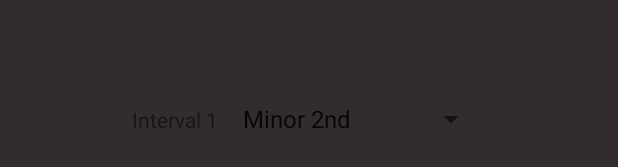
After one commit to johncrawley/Synth_Droid, an Android app: the layout fragment_arpeggiator_settings.xml on its own in the app's theme, with its tools: preview values and no code run, on a phone screen of 412 x 824 dp. The commit adds this screen. Shown: the part 504-671 px from the top of the screen. Run offline under Robolectric (Android 15) with nearby library versions, the phone set to English and light mode, and no system bars.

Commit message:
Created dialog fragment for arpeggiator settings.

```diff
--- /dev/null
+++ b/app/src/main/java/com/jcrawley/synthdroid/fragment/ArpeggiatorSettingsDialogFragment.java
@@ -0,0 +1,34 @@
+package com.jcrawley.synthdroid.fragment;
+
+import android.os.Bundle;
+import android.view.LayoutInflater;
+import android.view.View;
+import android.view.ViewGroup;
+
+import androidx.annotation.NonNull;
+import androidx.annotation.Nullable;
+import androidx.fragment.app.DialogFragment;
+
+import com.jcrawley.synthdroid.R;
+
+public class ArpeggiatorSettingsDialogFragment extends DialogFragment {
+
+
+    public static ArpeggiatorSettingsDialogFragment newInstance() {
+        return new ArpeggiatorSettingsDialogFragment();
+    }
+
+
+    @Override
+    public View onCreateView(LayoutInflater inflater, ViewGroup container, Bundle savedInstanceState) {
+        return inflater.inflate(R.layout.fragment_arpeggiator_settings, container, false);
+    }
+
+
+    @Override
+    public void onViewCreated(@NonNull View view, @Nullable Bundle savedInstanceState) {
+        super.onViewCreated(view, savedInstanceState);
+
+    }
+
+}
--- /dev/null
+++ b/app/src/main/res/layout/fragment_arpeggiator_settings.xml
@@ -0,0 +1,31 @@
+<?xml version="1.0" encoding="utf-8"?>
+<androidx.constraintlayout.widget.ConstraintLayout xmlns:android="http://schemas.android.com/apk/res/android"
+    android:layout_width="match_parent"
+    android:layout_height="match_parent"
+    xmlns:app="http://schemas.android.com/apk/res-auto">
+    <LinearLayout
+        android:id="@+id/gradientColorSpinnerLayout"
+        android:layout_width="wrap_content"
+        android:layout_height="wrap_content"
+        android:layout_marginTop="@dimen/spinner_margin_vertical"
+        android:layout_marginBottom="6dp"
+        app:layout_constraintStart_toStartOf="parent"
+        app:layout_constraintEnd_toEndOf="parent"
+        app:layout_constraintTop_toTopOf="parent"
+        app:layout_constraintBottom_toBottomOf="parent"
+        android:paddingHorizontal="10dp">
+
+        <TextView
+            android:layout_width="wrap_content"
+            android:layout_height="wrap_content"
+            android:labelFor="@id/arpeggiatorInterval1Spinner"
+            android:layout_marginEnd="@dimen/spinner_label_margin_end"
+            android:text="@string/fragment_arpeggiator_interval_1_spinner_label"/>
+
+        <Spinner
+            android:id="@+id/arpeggiatorInterval1Spinner"
+            android:entries="@array/arpeggiator_interval_values"
+            android:layout_width="match_parent"
+            android:layout_height="wrap_content" />
+    </LinearLayout>
+</androidx.constraintlayout.widget.ConstraintLayout>
--- /dev/null
+++ b/app/src/main/res/values/arrays.xml
@@ -0,0 +1,20 @@
+<?xml version="1.0" encoding="utf-8"?>
+<resources>
+
+    <string-array name="arpeggiator_interval_values">
+        <item>Minor 2nd</item>
+        <item>Major 2nd</item>
+        <item>Minor 3rd</item>
+        <item>Major 3rd</item>
+        <item>Perfect 4th</item>
+        <item>Diminished 5th</item>
+        <item>Perfect 5th</item>
+        <item>Minor 6th</item>
+        <item>Major 6th</item>
+        <item>Minor 7th</item>
+        <item>Major 7th</item>
+        <item>Octave</item>
+    </string-array>
+
+
+</resources>
--- /dev/null
+++ b/app/src/main/res/values/dimens.xml
@@ -0,0 +1,7 @@
+<?xml version="1.0" encoding="utf-8"?>
+<resources>
+
+    <dimen name="spinner_label_margin_end">8dp</dimen>
+    <dimen name="spinner_margin_vertical">12dp</dimen>
+
+</resources>
--- a/app/src/main/res/values/strings.xml
+++ b/app/src/main/res/values/strings.xml
@@ -4,4 +4,5 @@
     <string name="enable_tremolo_switch_label">Tremolo</string>
     <string name="enable_chorus_switch_label">Chorus</string>
     <string name="tremolo_rate_seekbar_label">Tremolo Rate</string>
+    <string name="fragment_arpeggiator_interval_1_spinner_label">Interval 1</string>
 </resources>
```
